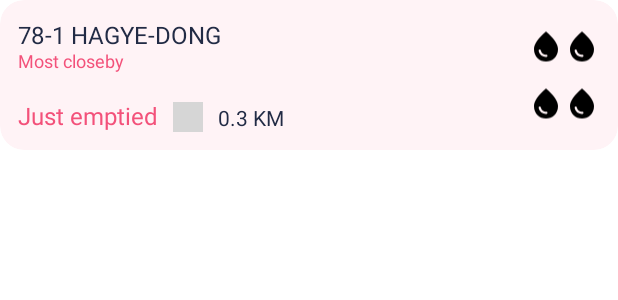
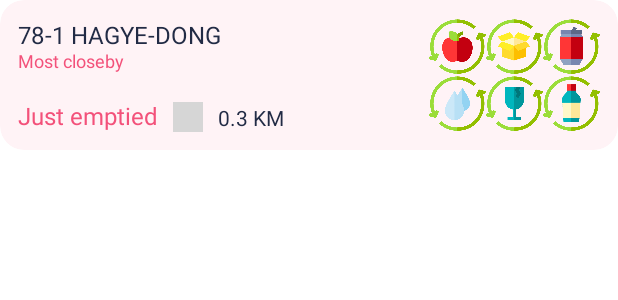
Before and after one commit to arek-e/MP-app, an Android app: the layout trash_card_view.xml on its own in the app's theme, with its tools: preview values and no code run, on a phone screen of 412 x 824 dp. Shown: the top 300 px of the screen. Run offline under Robolectric (Android 15) with nearby library versions, the phone set to English and light mode, and no system bars; grey boxes are pictures that could not be loaded.

Commit message:
change placeholder icons to the icons out of the design and use Alpha in stead of blue and red to show trash type avaiability

```diff
--- a/frontend/app/src/main/res/layout/trash_card_view.xml
+++ b/frontend/app/src/main/res/layout/trash_card_view.xml
@@ -117,15 +117,21 @@
 
                         <androidx.constraintlayout.utils.widget.ImageFilterView
                             android:id="@+id/imageFilterView_organic"
-                            android:layout_width="match_parent"
-                            android:layout_height="match_parent"
-                            app:srcCompat="@drawable/ic_baseline_water_drop_24" />
+                            android:layout_width="38dp"
+                            android:layout_height="38dp"
+                            app:srcCompat="@drawable/apple" />
+
+                        <androidx.constraintlayout.utils.widget.ImageFilterView
+                            android:id="@+id/imageFilterView_paper"
+                            android:layout_width="38dp"
+                            android:layout_height="38dp"
+                            app:srcCompat="@drawable/resource_package" />
 
                         <androidx.constraintlayout.utils.widget.ImageFilterView
                             android:id="@+id/imageFilterView_metal"
-                            android:layout_width="match_parent"
-                            android:layout_height="match_parent"
-                            app:srcCompat="@drawable/ic_baseline_water_drop_24" />
+                            android:layout_width="38dp"
+                            android:layout_height="38dp"
+                            app:srcCompat="@drawable/can" />
 
                     </TableRow>
 
@@ -136,15 +142,21 @@
 
                         <androidx.constraintlayout.utils.widget.ImageFilterView
                             android:id="@+id/imageFilterView_liquid"
-                            android:layout_width="match_parent"
-                            android:layout_height="match_parent"
-                            app:srcCompat="@drawable/ic_baseline_water_drop_24" />
+                            android:layout_width="38dp"
+                            android:layout_height="38dp"
+                            app:srcCompat="@drawable/water" />
 
                         <androidx.constraintlayout.utils.widget.ImageFilterView
                             android:id="@+id/imageFilterView_plastic"
-                            android:layout_width="match_parent"
-                            android:layout_height="match_parent"
-                            app:srcCompat="@drawable/ic_baseline_water_drop_24" />
+                            android:layout_width="38dp"
+                            android:layout_height="38dp"
+                            app:srcCompat="@drawable/glass_recycling" />
+
+                        <androidx.constraintlayout.utils.widget.ImageFilterView
+                            android:id="@+id/imageFilterView_glass"
+                            android:layout_width="38dp"
+                            android:layout_height="38dp"
+                            app:srcCompat="@drawable/bottle" />
                     </TableRow>
 
                 </TableLayout>
```
Also changed, not shown: frontend/app/src/main/java/com/example/frontend/TrashCardAdapter.kt (+6 -12 lines).
